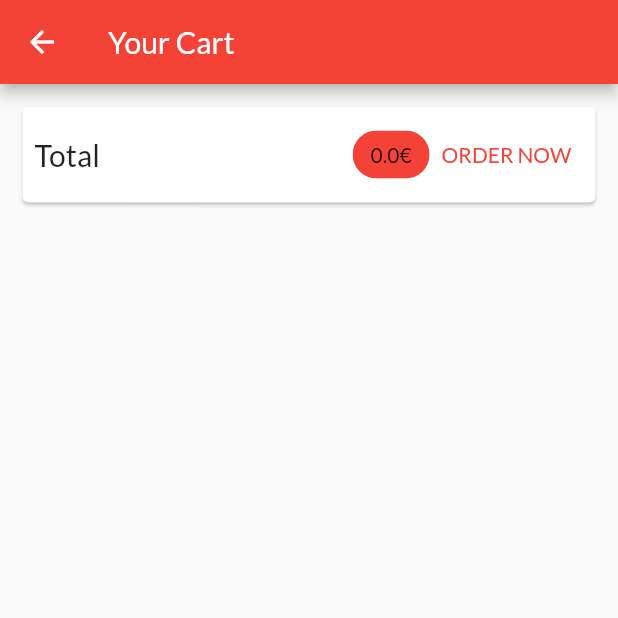
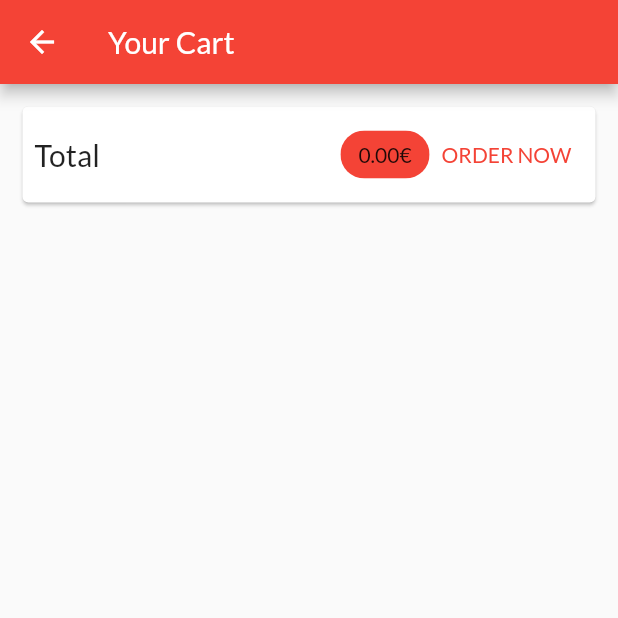
Before and after one commit to LeonardoSimi/shop-app-demo, a Flutter app: the CartScreen screen opened by its route, after a tap on "ORDER NOW", on a phone screen of 412 x 824 dp, the top half of it. Run offline on Flutter 3.47's test engine with Material 2 defaults, Android fonts, the phone set to English and light mode, and no system bars; network calls fail.

Commit message:
finished module 8

```diff
--- a/lib/main.dart
+++ b/lib/main.dart
@@ -4,6 +4,7 @@ import 'package:provider/provider.dart';
 import './screens/products_overview_screen.dart';
 import './screens/product_detail_screen.dart';
 import './screens/cart_screen.dart';
+import './screens/orders_screen.dart';
 import './providers/products.dart';
 import './providers/cart.dart';
 import './providers/orders.dart';
@@ -36,9 +37,10 @@ class MyApp extends StatelessWidget {
         routes: {
           ProductDetailScreen.routeName: (ctx) => ProductDetailScreen(),
           CartScreen.routeName: (ctx) => CartScreen(),
+          OrdersScreen.routeName: (ctx) => OrdersScreen(),
         },
       ),
     );
   }
 }
-// DA VEDERE 8-27
+// DA VEDERE 9-1
--- a/lib/screens/cart_screen.dart
+++ b/lib/screens/cart_screen.dart
@@ -3,6 +3,7 @@ import 'package:provider/provider.dart';
 
 import '../providers/cart.dart' show Cart;
 import '../widgets/cart_item.dart';
+import '../providers/orders.dart';
 
 class CartScreen extends StatelessWidget {
   static const routeName = '/cart';
@@ -30,11 +31,17 @@ class CartScreen extends StatelessWidget {
                   Spacer(),
                   Chip(
                     label: Text(
-                      '${cart.totalAmount}€',
+                      '${cart.totalAmount.toStringAsFixed(2)}€',
                     ),
                     backgroundColor: Theme.of(context).primaryColor,
                   ),
-                  TextButton(onPressed: () {}, child: Text('ORDER NOW'))
+                  TextButton(
+                      onPressed: () {
+                        Provider.of<Orders>(context, listen: false).addOrder(
+                            cart.items.values.toList(), cart.totalAmount);
+                        cart.clearCart();
+                      },
+                      child: Text('ORDER NOW'))
                 ],
               ),
             ),
--- /dev/null
+++ b/lib/screens/orders_screen.dart
@@ -0,0 +1,24 @@
+import 'package:flutter/material.dart';
+import 'package:provider/provider.dart';
+
+import '../providers/orders.dart' show Orders;
+import '../widgets/order_item.dart';
+import '../widgets/app_drawer.dart';
+
+class OrdersScreen extends StatelessWidget {
+  static const routeName = '/orders';
+  @override
+  Widget build(BuildContext context) {
+    final orderData = Provider.of<Orders>(context);
+    return Scaffold(
+      appBar: AppBar(
+        title: Text('Your orders'),
+      ),
+      drawer: AppDrawer(),
+      body: ListView.builder(
+        itemCount: orderData.orders.length,
+        itemBuilder: (ctx, i) => OrderItem(orderData.orders[i]),
+      ),
+    );
+  }
+}
--- a/lib/screens/products_overview_screen.dart
+++ b/lib/screens/products_overview_screen.dart
@@ -3,6 +3,7 @@ import 'package:provider/provider.dart';
 
 import '../widgets/products_grid.dart';
 import '../widgets/badge.dart';
+import '../widgets/app_drawer.dart';
 import '../providers/cart.dart';
 import './cart_screen.dart';
 
@@ -59,6 +60,7 @@ class _ProductsOverviewScreenState extends State<ProductsOverviewScreen> {
                 ),
           ],
         ),
+        drawer: AppDrawer(),
         body: ProductsGrid(_showOnlyFavorites));
   }
 }
--- /dev/null
+++ b/lib/widgets/order_item.dart
@@ -0,0 +1,57 @@
+import 'package:flutter/material.dart';
+import 'package:intl/intl.dart';
+import 'dart:math';
+
+import '../providers/orders.dart' as ord;
+
+class OrderItem extends StatefulWidget {
+  final ord.OrderItem order;
+
+  OrderItem(this.order);
+
+  @override
+  _OrderItemState createState() => _OrderItemState();
+}
+
+class _OrderItemState extends State<OrderItem> {
+  var _expanded = false;
+
+  @override
+  Widget build(BuildContext context) {
+    return Card(
+      margin: EdgeInsets.all(10),
+      child: Column(
+        children: <Widget>[
+          ListTile(
+            title: Text('${widget.order.amount}€'),
+            subtitle: Text(
+                DateFormat('dd/MM/yyy hh:mm').format(widget.order.datetime)),
+            trailing: IconButton(
+              icon: Icon(_expanded ? Icons.expand_less : Icons.expand_more),
+              onPressed: () {
+                setState(() {
+                  _expanded = !_expanded;
+                });
+              },
+            ),
+          ),
+          if (_expanded)
+            Container(
+              padding: EdgeInsets.symmetric(horizontal: 15, vertical: 4),
+              height: min(widget.order.products.length * 20.0 + 20, 100),
+              child: ListView(
+                children:
+                  widget.order.products.map((prod) => Row(
+                    mainAxisAlignment: MainAxisAlignment.spaceBetween,
+                    children: <Widget>[
+                      Text(prod.title, style: TextStyle(fontSize: 18, fontWeight: FontWeight.bold),),
+                      Text('${prod.quantity} x ${prod.price}€', style: TextStyle(fontSize: 18, color: Colors.grey),),
+                    ],
+                  )).toList(),
+              ),
+            ),
+        ],
+      ),
+    );
+  }
+}
--- a/pubspec.yaml
+++ b/pubspec.yaml
@@ -24,6 +24,7 @@ dependencies:
   flutter:
     sdk: flutter
   provider: ^5.0.0
+  intl: ^0.17.0
 
 
   # The following adds the Cupertino Icons font to your application.
```
Also changed, not shown: lib/widgets/app_drawer.dart (added, +32 -0 lines), pubspec.lock.
